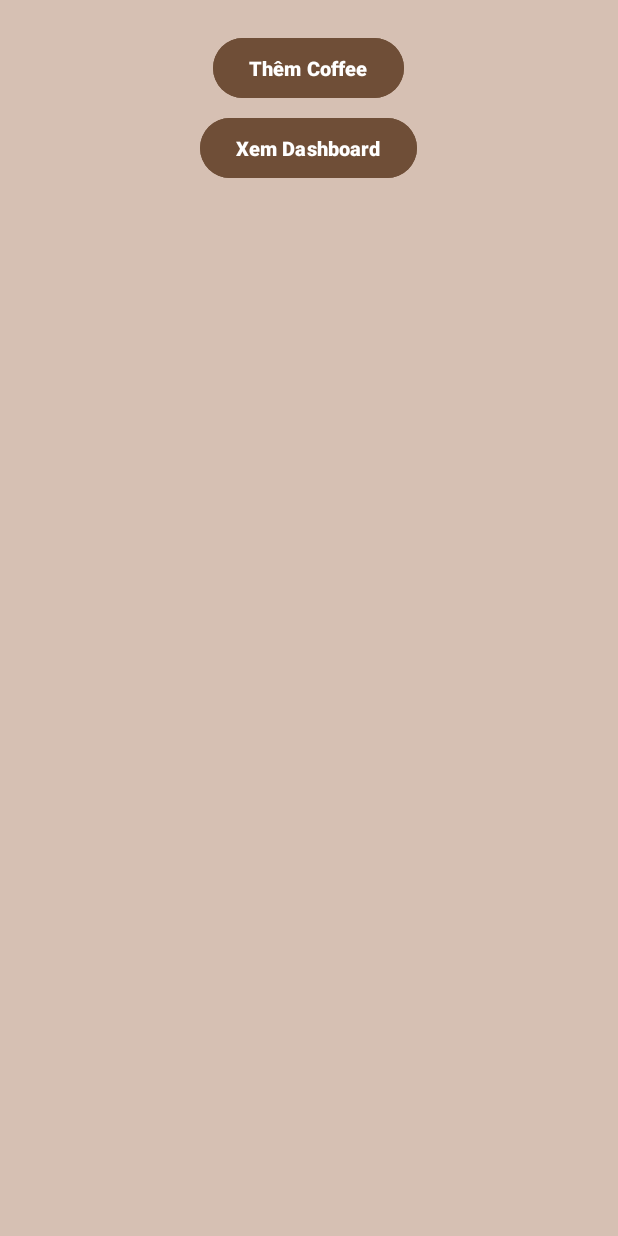
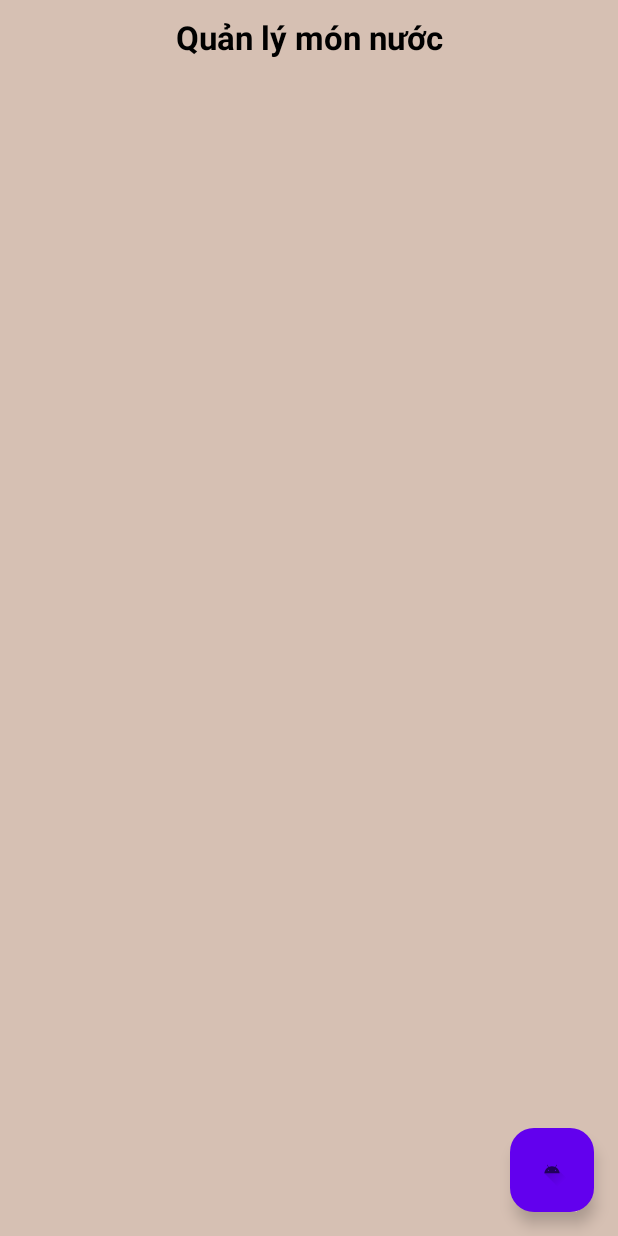
Before and after one commit to ThisIsLAK/Java_Mobile_App_PRM392, an Android app: the AdminActivity screen opened directly, with no data from a screen before it, on a phone screen of 412 x 824 dp. Run offline under Robolectric (Android 15) with nearby library versions, the phone set to English and light mode, and no system bars; our stand-ins replace Room's generated code.

Commit message:
Update menu & UI for main activity (user and admin)

```diff
--- a/app/src/main/res/layout/activity_admin.xml
+++ b/app/src/main/res/layout/activity_admin.xml
@@ -1,41 +1,36 @@
-<LinearLayout xmlns:android="http://schemas.android.com/apk/res/android"
+<androidx.coordinatorlayout.widget.CoordinatorLayout xmlns:android="http://schemas.android.com/apk/res/android"
+    android:id="@+id/adminRoot"
     android:layout_width="match_parent"
     android:layout_height="match_parent"
-    android:orientation="vertical"
-    android:padding="16dp"
     android:background="#D6C0B3">
-
-
-    <Button
-        android:id="@+id/btnAddCoffee"
+    <LinearLayout
+        android:layout_width="match_parent"
+        android:layout_height="match_parent"
+        android:orientation="vertical"
+        android:padding="10dp">
+        <TextView
+            android:layout_width="match_parent"
+            android:layout_height="wrap_content"
+            android:text="Quản lý món nước"
+            android:textAlignment="center"
+            android:textSize="22sp"
+            android:textStyle="bold"
+            android:textColor="#000000"
+            android:layout_marginBottom="10dp"/>
+        <androidx.recyclerview.widget.RecyclerView
+            android:id="@+id/recyclerViewCoffeeAdmin"
+            android:layout_width="match_parent"
+            android:layout_height="0dp"
+            android:layout_weight="1"/>
+    </LinearLayout>
+    <com.google.android.material.floatingactionbutton.FloatingActionButton
+        android:id="@+id/fabAdminMenu"
         android:layout_width="wrap_content"
         android:layout_height="wrap_content"
-        android:layout_gravity="center_horizontal"
-        android:layout_marginTop="5dp"
-        android:backgroundTint="@color/brown"
-        android:text="Thêm Coffee"
-        android:textColor="@android:color/white"
-        android:textSize="13sp"
-        android:textStyle="bold"/>
-
-    <Button
-        android:id="@+id/btnViewDashboard"
-        android:layout_width="wrap_content"
-        android:layout_height="wrap_content"
-        android:layout_gravity="center_horizontal"
-        android:layout_marginTop="5dp"
-        android:backgroundTint="@color/brown"
-        android:text="Xem Dashboard"
-        android:textColor="@android:color/white"
-        android:textSize="13sp"
-        android:textStyle="bold"/>
-
-    <androidx.recyclerview.widget.RecyclerView
-        android:id="@+id/recyclerViewCoffeeAdmin"
-        android:layout_width="match_parent"
-        android:layout_height="match_parent"
-        android:layout_marginTop="16dp" />
-
-
-
-</LinearLayout>
+        android:layout_gravity="bottom|end"
+        android:layout_margin="16dp"
+        android:src="@drawable/ic_launcher_foreground"
+        android:contentDescription="Menu quản lý"
+        android:tint="@android:color/white"
+        android:backgroundTint="@color/design_default_color_primary"/>
+</androidx.coordinatorlayout.widget.CoordinatorLayout>
--- /dev/null
+++ b/app/src/main/res/menu/admin_menu.xml
@@ -0,0 +1,5 @@
+<menu xmlns:android="http://schemas.android.com/apk/res/android">
+    <item android:id="@+id/menu_add_coffee" android:title="Thêm món mới" />
+    <item android:id="@+id/menu_dashboard" android:title="Thống kê" />
+    <item android:id="@+id/menu_logout" android:title="Đăng xuất" />
+</menu>
```
Also changed, not shown: app/src/main/java/com/example/vk_coffee/AdminActivity.java (+37 -21 lines), app/src/main/java/com/example/vk_coffee/MainActivity.java (+37 -43 lines), app/src/main/res/layout/activity_main.xml (+96 -45 lines), app/src/main/res/menu/main_menu.xml (added, +15 -0 lines).
